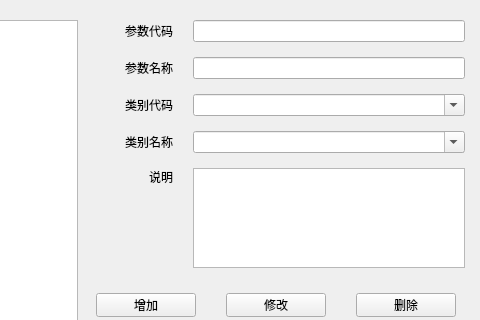
The window that FML/view/mainframe/parameter_dictionary.ui (ruofeng216/fmlnew) describes before a commit, drawn with Qt 5; both pictures show x 522 to 1002 and y 0 to 320 of the 1002 by 473 pixel window.
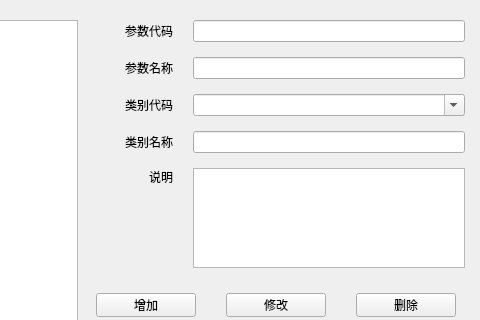
The same window after the commit. Custom widgets are drawn as their Qt base class.

Patch:
```diff
--- a/FML/view/mainframe/parameter_dictionary.ui
+++ b/FML/view/mainframe/parameter_dictionary.ui
@@ -172,11 +172,7 @@
         </widget>
        </item>
        <item>
-        <widget class="QComboBox" name="cbTypeName">
-         <property name="editable">
-          <bool>true</bool>
-         </property>
-        </widget>
+        <widget class="XLineEdit" name="cbTypeName"/>
        </item>
       </layout>
      </item>
@@ -351,6 +347,11 @@
    <header>bodywidget.h</header>
    <container>1</container>
   </customwidget>
+  <customwidget>
+   <class>XComboBox</class>
+   <extends>QComboBox</extends>
+   <header>xcombobox.h</header>
+  </customwidget>
  </customwidgets>
  <resources/>
  <connections/>
```
Left out of the diff: 2 changed lines with no effect on the pictures.
